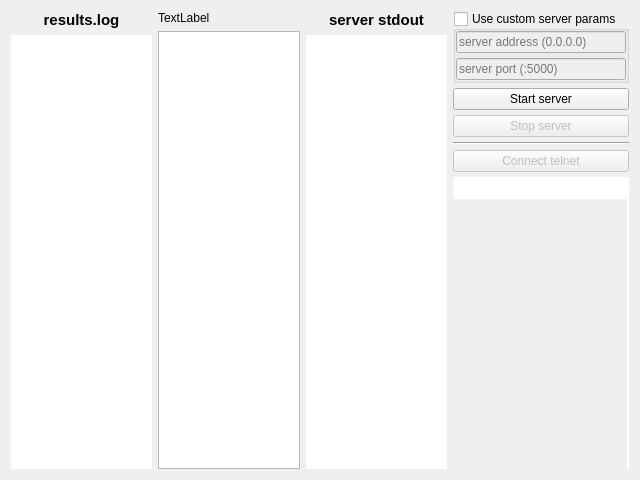
Old version of the form uic/uiClient.ui in the repository hydroplexus/junior--tcp-server.
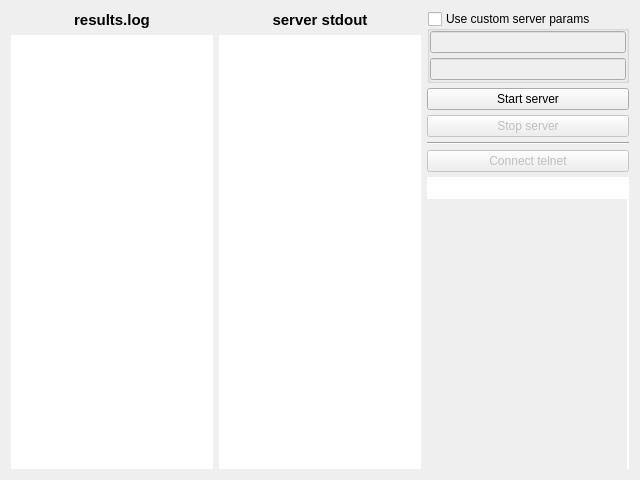
New version of the form.

What changed in the file:
```diff
--- a/uic/uiClient.ui
+++ b/uic/uiClient.ui
@@ -56,20 +56,6 @@
        </item>
       </layout>
      </item>
-     <item>
-      <layout class="QVBoxLayout" name="verticalLayout_4">
-       <item>
-        <widget class="QLabel" name="label">
-         <property name="text">
-          <string>TextLabel</string>
-         </property>
-        </widget>
-       </item>
-       <item>
-        <widget class="QPlainTextEdit" name="plainTextEdit"/>
-       </item>
-      </layout>
-     </item>
      <item>
       <layout class="QVBoxLayout" name="verticalLayout_2">
        <item>
@@ -151,24 +137,18 @@
           <item row="1" column="0">
            <widget class="QLineEdit" name="linePort">
             <property name="enabled">
-             <bool>false</bool>
-            </property>
-            <property name="placeholderText">
-             <string>server port (:5000)</string>
+             <bool>true</bool>
             </property>
            </widget>
           </item>
           <item row="0" column="0">
            <widget class="QLineEdit" name="lineAddress">
             <property name="enabled">
-             <bool>false</bool>
+             <bool>true</bool>
             </property>
             <property name="inputMask">
              <string/>
             </property>
-            <property name="placeholderText">
-             <string>server address (0.0.0.0)</string>
-            </property>
            </widget>
           </item>
          </layout>
```
Left out of the diff: 2 changed lines with no effect on the pictures.
